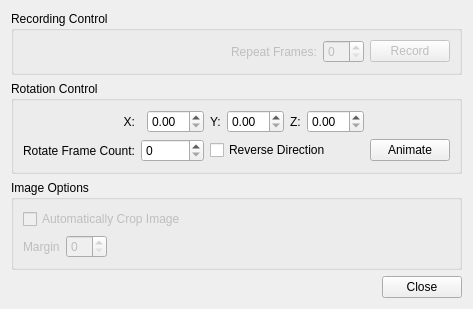
Qt form src/GuiQt/MovieDialog.ui (Washington-University/workbench) before a commit.
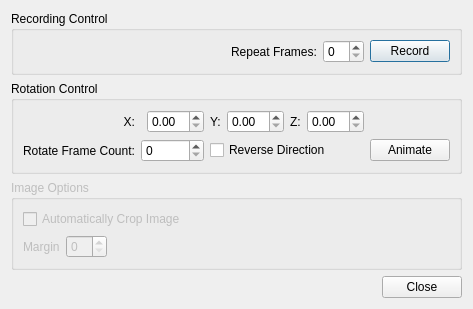
The same form after that commit.

Commit message: Enabled Movie recording functionality in animation control dialog.

The edit to the form file:
```diff
--- a/src/GuiQt/MovieDialog.ui
+++ b/src/GuiQt/MovieDialog.ui
@@ -36,7 +36,7 @@
       <item>
        <widget class="QLabel" name="repeatFramesLabel">
         <property name="enabled">
-         <bool>false</bool>
+         <bool>true</bool>
         </property>
         <property name="text">
          <string>Repeat Frames:</string>
@@ -46,14 +46,14 @@
       <item>
        <widget class="QSpinBox" name="repeatFramesSpinBox">
         <property name="enabled">
-         <bool>false</bool>
+         <bool>true</bool>
         </property>
        </widget>
       </item>
       <item>
        <widget class="QPushButton" name="recordButton">
         <property name="enabled">
-         <bool>false</bool>
+         <bool>true</bool>
         </property>
         <property name="text">
          <string>Record</string>
@@ -162,6 +162,9 @@
    </item>
    <item>
     <widget class="QGroupBox" name="imageOptionsGroupBox">
+     <property name="enabled">
+      <bool>false</bool>
+     </property>
      <property name="title">
       <string>Image Options</string>
      </property>
```
The commit also changes 1 other file.
